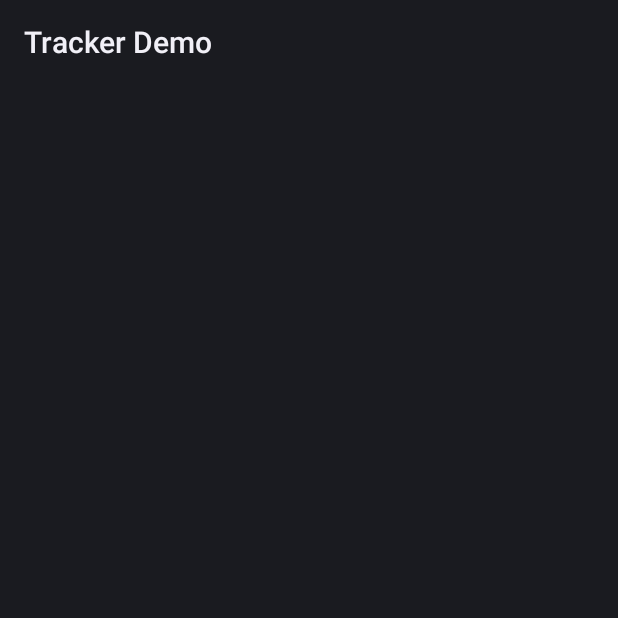
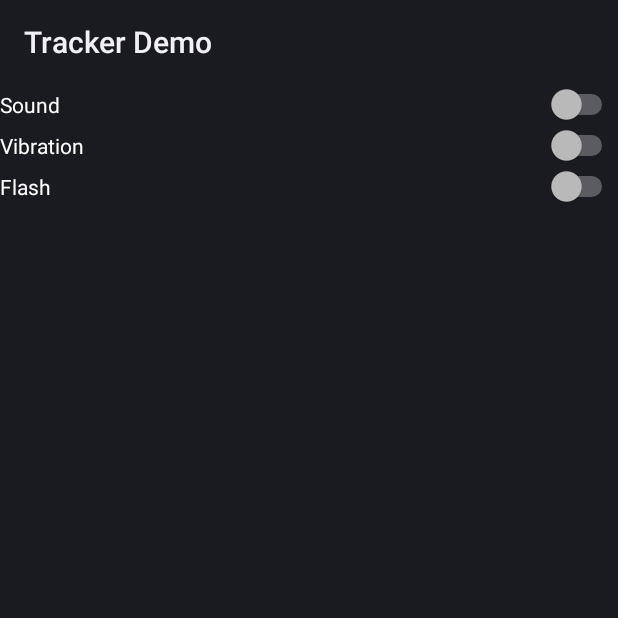
Before and after one commit to Justin-RP/TrackerDemoSecond, an Android app: the SettingsActivity screen opened directly, with no data from a screen before it, on a phone screen of 412 x 824 dp, the top half of it. Run offline under Robolectric (Android 15) with nearby library versions, the phone set to English and light mode, and no system bars; our stand-ins replace Firebase (no records; nobody signed in at launch, a user with empty details on screens opened directly).

Commit message:
Settings Page and ListView Stage 1

```diff
--- a/trackerDemo/src/main/java/com/swfinder/adapter/BluetoothDeviceIncreaseAdapter.java
+++ b/trackerDemo/src/main/java/com/swfinder/adapter/BluetoothDeviceIncreaseAdapter.java
@@ -61,7 +61,6 @@ public class BluetoothDeviceIncreaseAdapter extends BaseAdapter{
 		LayoutInflater inflater = LayoutInflater.from(context);
 		View view = inflater.inflate(R.layout.bluetooth_increase_listview, null);
 		TextView tv_name = (TextView) view.findViewById(R.id.tv_name);
-		TextView tv_date = (TextView) view.findViewById(R.id.tv_date);
 //		TextView tv_name = (TextView) view.findViewById(R.id.tv_bluetooth_listview_name);
 		ImageView iv_bluetooth_listview_item = (ImageView) view.findViewById(R.id.iv_bluetooth_listview_item);
 
@@ -74,7 +73,6 @@ public class BluetoothDeviceIncreaseAdapter extends BaseAdapter{
 		BluetoothDevice device = list.get(position);
 
 		tv_name.setText(device.getName());
-		tv_date.setText("--");
 		return view;
 	}
 
--- a/trackerDemo/src/main/java/com/trackerdemo/activity/BluetoothFragment.java
+++ b/trackerDemo/src/main/java/com/trackerdemo/activity/BluetoothFragment.java
@@ -703,7 +703,7 @@ public class BluetoothFragment extends Fragment implements OnItemClickListener,
 				tv_date.setText("--");
 			} else {
 				tv_name.setText( bluetooth.getName());
-				tv_date.setText( bluetooth.getDate());
+				tv_date.setText( bluetooth.getDate() );
 			}
 
 		((ViewGroup) view).setDescendantFocusability(ViewGroup.FOCUS_BLOCK_DESCENDANTS);
--- a/trackerDemo/src/main/java/com/trackerdemo/activity/SettingsActivity.java
+++ b/trackerDemo/src/main/java/com/trackerdemo/activity/SettingsActivity.java
@@ -1,13 +1,53 @@
 package com.trackerdemo.activity;
 
+import android.app.Activity;
 import android.support.v7.app.ActionBarActivity;
 import android.os.Bundle;
+import android.view.View;
+import android.widget.Switch;
 
-public class SettingsActivity extends ActionBarActivity {
+public class SettingsActivity extends Activity{
+
+    Switch sSound, sVibration, sFlash;
 
     @Override
     protected void onCreate(Bundle savedInstanceState) {
         super.onCreate(savedInstanceState);
         setContentView(R.layout.activity_settings);
+
+        sSound = (Switch)findViewById(R.id.sSound);
+        sVibration = (Switch)findViewById(R.id.sVibration);
+        sFlash = (Switch)findViewById(R.id.sFlash);
+
+        sSound.setChecked(MainActivity.getInstance().bluetooth_sound_settings);
+        sSound.setOnClickListener(new View.OnClickListener() {
+            @Override
+            public void onClick(View view) {
+                MainActivity.getInstance().bluetooth_sound_settings = !MainActivity.getInstance().bluetooth_sound_settings;
+                sSound.setChecked(MainActivity.getInstance().bluetooth_sound_settings);
+            }
+        });
+
+        sVibration.setChecked(MainActivity.getInstance().bluetooth_sound_settings);
+        sVibration.setOnClickListener(new View.OnClickListener() {
+            @Override
+            public void onClick(View view) {
+                MainActivity.getInstance().bluetooth_vibration_settings = !MainActivity.getInstance().bluetooth_vibration_settings;
+                sVibration.setChecked(MainActivity.getInstance().bluetooth_vibration_settings);
+            }
+        });
+
+        sFlash.setChecked(MainActivity.getInstance().bluetooth_flash_settings);
+        sFlash.setOnClickListener(new View.OnClickListener() {
+            @Override
+            public void onClick(View view) {
+                MainActivity.getInstance().bluetooth_flash_settings = !MainActivity.getInstance().bluetooth_flash_settings;
+                sFlash.setChecked(MainActivity.getInstance().bluetooth_flash_settings);
+            }
+        });
+
+
+
+
     }
 }
--- a/trackerDemo/src/main/res/layout/activity_settings.xml
+++ b/trackerDemo/src/main/res/layout/activity_settings.xml
@@ -1,9 +1,27 @@
 <?xml version="1.0" encoding="utf-8"?>
-<android.support.constraint.ConstraintLayout xmlns:android="http://schemas.android.com/apk/res/android"
+<LinearLayout xmlns:android="http://schemas.android.com/apk/res/android"
     xmlns:app="http://schemas.android.com/apk/res-auto"
     xmlns:tools="http://schemas.android.com/tools"
     android:layout_width="match_parent"
     android:layout_height="match_parent"
+    android:orientation="vertical"
     tools:context=".SettingsActivity">
 
-</android.support.constraint.ConstraintLayout>
+    <Switch
+        android:id="@+id/sSound"
+        android:layout_width="match_parent"
+        android:layout_height="wrap_content"
+        android:text="Sound" />
+
+    <Switch
+        android:id="@+id/sVibration"
+        android:layout_width="match_parent"
+        android:layout_height="wrap_content"
+        android:text="Vibration" />
+
+    <Switch
+        android:id="@+id/sFlash"
+        android:layout_width="match_parent"
+        android:layout_height="wrap_content"
+        android:text="Flash" />
+</LinearLayout>
--- a/trackerDemo/src/main/res/layout/bluetooth_preserve_listview.xml
+++ b/trackerDemo/src/main/res/layout/bluetooth_preserve_listview.xml
@@ -43,7 +43,7 @@
             <TextView
                 android:id="@+id/tv_date"
                 android:layout_marginLeft="5dp"
-                android:textSize="20sp"
+                android:textSize="15sp"
                 android:textColor="@android:color/white"
                 android:layout_width="wrap_content"
                 android:layout_height="wrap_content" />
```
Also changed, not shown: trackerDemo/src/main/java/com/swfinder/method/BluetoothSQLiteClass.java (+8 -0 lines), trackerDemo/src/main/java/com/trackerdemo/activity/MainActivity.java (+49 -6 lines), 9 other files.
